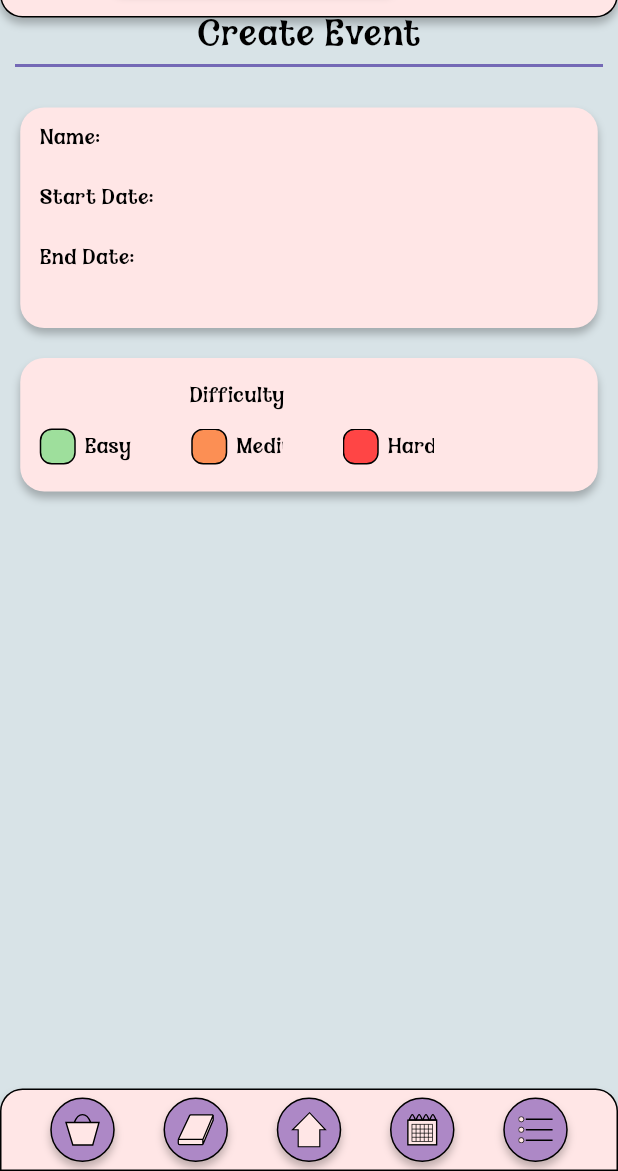
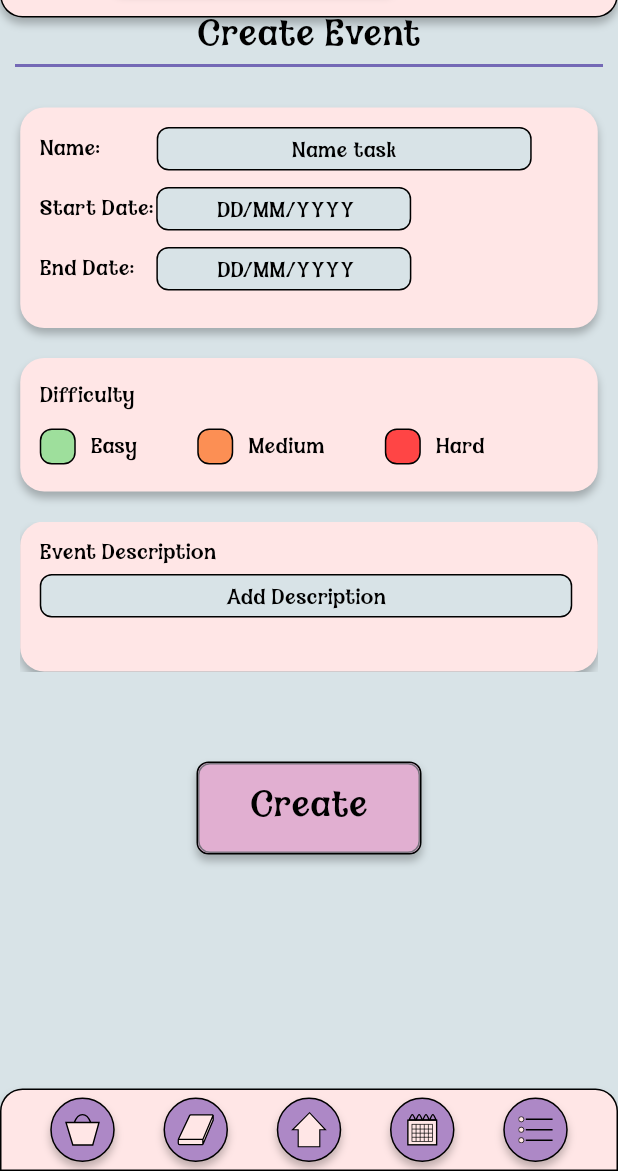
Before and after one commit to nspyrop03/hocus_focus, a Flutter app: the SetTasksPage screen opened directly, on a phone screen of 412 x 824 dp, the part 65-1236 px from its top. Run offline on Flutter 3.47's test engine with Material 3 defaults, Android fonts, the phone set to English and light mode, and no system bars; our stand-ins replace flutter_svg.

Commit message:
finished set task page!!

```diff
--- a/lib/main.dart
+++ b/lib/main.dart
@@ -24,7 +24,7 @@ class MyApp extends StatelessWidget {
         scaffoldBackgroundColor: MyColors.background,
         useMaterial3: true,
       ),
-      home: HomePage()//TestPage()//SetTasksPage()//WelcomePage()
+      home: SetTasksPage()//HomePage()//TestPage()//WelcomePage()
     );
   }
 }
--- a/lib/screens/set_tasks_page.dart
+++ b/lib/screens/set_tasks_page.dart
@@ -19,6 +19,10 @@ class SetTasksPage extends StatelessWidget {
           EventInputWidget(),
           SizedBox(height: 20),
           DifficultyselectionfullWidget(),
+          SizedBox(height: 20),
+          EventdescriptioninputWidget(),
+          SizedBox(height: 60),
+          CreateButtonWidget(text: 'Create')
         ],
       ),
       bottomNavigationBar: BottomBarWidget(),
--- a/lib/widgets/set_tasks_widgets.dart
+++ b/lib/widgets/set_tasks_widgets.dart
@@ -4,8 +4,63 @@ import 'dart:math' as math;
 import 'package:hocus_focus/styles/colors.dart';
 import 'package:hocus_focus/styles/styles.dart';
 import 'package:hocus_focus/widgets/welcome_widgets.dart';
+import 'package:flutter_svg/svg.dart';
+import 'package:flutter/material.dart';
 
-import 'package:flutter/material.dart';
+class InputtextfieldWidget extends StatelessWidget {
+  final String hintText; // Parameter for the hint text
+  final TextEditingController? controller; // Optional controller for text input
+  final double width; // Customizable width
+  final double height; // Customizable height
+
+  // Constructor with optional parameters
+  const InputtextfieldWidget({
+    Key? key,
+    required this.hintText, // This allows different hint text to be passed
+    this.controller, // Optional controller
+    this.width = 280, // Default width if not provided
+    this.height = 29, // Default height if not provided
+  }) : super(key: key);
+
+  @override
+  Widget build(BuildContext context) {
+    return Container(
+      width: width, // Use the customizable width
+      height: height, // Use the customizable height
+      child: Stack(
+        children: <Widget>[
+          Stack(
+            children: [
+              Container(
+                width: width - 30, // Adjust the width to match the container minus padding
+                height: height,
+                decoration: BoxDecoration(
+                  borderRadius: MyStyles.roundBox8,
+                  color: MyColors.background,
+                  border: MyStyles.borderAll1,
+                ),
+              ),
+              SizedBox(
+                width: width - 30, // Adjust the width for the text field
+                height: height - 7, // Adjust the height of the text field
+                child: TextField(
+                  controller: controller, // Use the controller if provided
+                  decoration: InputDecoration(
+                    border: InputBorder.none,
+                    hintText: hintText, // Use the hintText passed to the widget
+                    hintStyle: MyStyles.magic14,
+                  ),
+                  style: MyStyles.magic14,
+                  textAlign: TextAlign.center,
+                ),
+              ),
+            ],
+          ),
+        ],
+      ),
+    );
+  }
+}
 
 class EventInputWidget extends StatelessWidget {
   @override
@@ -28,12 +83,7 @@ class EventInputWidget extends StatelessWidget {
                       bottomLeft: Radius.circular(16),
                       bottomRight: Radius.circular(16),
                     ),
-                    boxShadow: [
-                      BoxShadow(
-                          color: Color.fromRGBO(0, 0, 0, 0.25),
-                          offset: Offset(0, 4),
-                          blurRadius: 4)
-                    ],
+                    boxShadow: [MyStyles.boxShadowBasic],
                     color: Color.fromRGBO(255, 230, 230, 1),
                   ))),
           Positioned(
@@ -51,6 +101,7 @@ class EventInputWidget extends StatelessWidget {
                       style: MyStyles.magic14,
                     ),
                     SizedBox(width: 15),
+                    InputtextfieldWidget(hintText: "DD/MM/YYYY", width: 200, height: 29,),
                   ],
                 ),
               )),
@@ -66,6 +117,7 @@ class EventInputWidget extends StatelessWidget {
                     Text('Start Date:',
                         textAlign: TextAlign.center, style: MyStyles.magic14),
                     SizedBox(width: 2),
+                    InputtextfieldWidget(hintText: "DD/MM/YYYY",  width: 200, height: 29,),
                   ],
                 ),
               )),
@@ -81,21 +133,32 @@ class EventInputWidget extends StatelessWidget {
                     Text('Name:',
                         textAlign: TextAlign.center, style: MyStyles.magic14),
                     SizedBox(width: 38),
+                    InputtextfieldWidget(hintText: "Name task",)
                   ],
                 ),
               )),
         ]));
   }
 }
+/**/
 
-class DifficultyselectionfullWidget extends StatelessWidget {
+class DifficultyselectionfullWidget extends StatefulWidget {
+  @override
+  _DifficultyselectionfullWidgetState createState() =>
+      _DifficultyselectionfullWidgetState();
+}
+
+class _DifficultyselectionfullWidgetState
+    extends State<DifficultyselectionfullWidget> {
+  String selectedDifficulty = ''; // Tracks the selected difficulty
+
   @override
   Widget build(BuildContext context) {
-    // Figma Flutter Generator DifficultyselectionfullWidget - INSTANCE
     return Container(
       width: 385,
       height: 89,
-        child: Stack(children: <Widget>[
+      child: Stack(
+        children: <Widget>[
           Positioned(
             top: 0,
             left: 0,
@@ -109,25 +172,25 @@ class DifficultyselectionfullWidget extends StatelessWidget {
                   bottomLeft: Radius.circular(16),
                   bottomRight: Radius.circular(16),
                 ),
-                    boxShadow: [
-                      BoxShadow(
-                          color: Color.fromRGBO(0, 0, 0, 0.25),
-                          offset: Offset(0, 4),
-                          blurRadius: 4)
-                    ],
+                boxShadow: [MyStyles.boxShadowBasic],
                 color: Color.fromRGBO(255, 230, 230, 1),
-                  ))),
+              ),
+            ),
+          ),
           Positioned(
             top: 18,
-              left: 13,
+            left: 13, // Position the "Difficulty" label from the left edge
             child: Container(
               decoration: BoxDecoration(),
               padding: EdgeInsets.symmetric(horizontal: 0, vertical: 0),
               child: Column(
                 mainAxisSize: MainAxisSize.min,
+                crossAxisAlignment: CrossAxisAlignment.start, // Align the text to the left
                 children: <Widget>[
-                    Text('Difficulty',
-                        textAlign: TextAlign.left, style: MyStyles.magic14),
+                  Text(
+                    'Difficulty',
+                    style: MyStyles.magic14,
+                  ),
                   SizedBox(height: 15),
                   Container(
                     decoration: BoxDecoration(),
@@ -138,58 +201,98 @@ class DifficultyselectionfullWidget extends StatelessWidget {
                         DifficultySelectionWidget(
                           difficultyText: 'Easy',
                           bulletColor: MyColors.easyOff,
+                          selectedColor: MyColors.accept,
+                          svgTickPath: 'assets/images/vector27.svg',
+                          isSelected: selectedDifficulty == 'Easy',
+                          onTap: () {
+                            setState(() {
+                              selectedDifficulty = 'Easy';
+                            });
+                          },
                         ),
                         SizedBox(width: 40),
                         DifficultySelectionWidget(
                           difficultyText: 'Medium',
                           bulletColor: MyColors.mediumOff,
+                          selectedColor: MyColors.mediumOn,
+                          svgTickPath: 'assets/images/vector27.svg',
+                          isSelected: selectedDifficulty == 'Medium',
+                          onTap: () {
+                            setState(() {
+                              selectedDifficulty = 'Medium';
+                            });
+                          },
                         ),
                         SizedBox(width: 40),
                         DifficultySelectionWidget(
                           difficultyText: 'Hard',
                           bulletColor: MyColors.hardOff,
+                          selectedColor: MyColors.hardOn,
+                          svgTickPath: 'assets/images/vector27.svg',
+                          isSelected: selectedDifficulty == 'Hard',
+                          onTap: () {
+                            setState(() {
+                              selectedDifficulty = 'Hard';
+                            });
+                          },
                         ),
                       ],
                     ),
                   ),
                 ],
               ),
-              )),
-        ]));
+            ),
+          ),
+        ],
+      ),
+    );
   }
 }
-
 class DifficultySelectionWidget extends StatelessWidget {
   final String difficultyText;
   final Color bulletColor;
+  final Color selectedColor;
+  final String svgTickPath;
+  final bool isSelected; // New parameter to determine if this widget is selected
+  final VoidCallback onTap; // Callback when the widget is tapped
 
-  DifficultySelectionWidget({
+  const DifficultySelectionWidget({
+    Key? key,
     required this.difficultyText,
     required this.bulletColor,
-  });
+    required this.selectedColor,
+    required this.svgTickPath,
+    required this.isSelected, // Pass isSelected to track if this difficulty is selected
+    required this.onTap, // Pass onTap callback
+  }) : super(key: key);
 
   @override
   Widget build(BuildContext context) {
-    return Container(
-      width: 61,
-      height: 24,
-      child: Stack(
-        children: <Widget>[
-          Positioned(
-            top: 0,
-            left: 0,
-            child: TaskBulletButtonWidget(
-              color: bulletColor, // Pass the color for the bullet
+    return GestureDetector(
+      onTap: onTap, // Call the onTap callback when clicked
+      child: Row(
+        children: [
+          Stack(
+            alignment: Alignment.center,
+            children: [
+              // Bullet button with dynamic color
+              TaskBulletButtonWidget(
+                color: isSelected ? selectedColor : bulletColor,
               ),
+              // Tick icon, visible only when selected
+              if (isSelected)
+                SvgPicture.asset(
+                  svgTickPath, // Path to your SVG file
+                  width: 16, // Adjust width as needed
+                  height: 16, // Adjust height as needed
                 ),
-          Positioned(
-            top: 5,
-            left: 30,
-            child: Text(
-              difficultyText, // Use the dynamic text
-              textAlign: TextAlign.center,
+            ],
+          ),
+          SizedBox(width: 10), // Space between bullet and text
+          // Text for difficulty
+          Text(
+            difficultyText,
             style: MyStyles.magic14,
-            ),
           ),
         ],
       ),
@@ -211,7 +314,7 @@ class TaskBulletButtonWidget extends StatelessWidget {
       height: 24,
       decoration: BoxDecoration(
         borderRadius: BorderRadius.circular(8),
-        color: color, // Use the dynamic color
+        color: color,
         border: Border.all(
           color: Color.fromRGBO(0, 0, 0, 1),
           width: 1,
@@ -220,3 +323,37 @@ class TaskBulletButtonWidget extends StatelessWidget {
     );
   }
 }
+
+class EventdescriptioninputWidget extends StatelessWidget {
+  @override
+  Widget build(BuildContext context) {
+    // Figma Flutter Generator EventinputWidget - INSTANCE
+    return Container(
+        width: 385,
+        height: 100,
+        child: Stack(children: <Widget>[
+          Positioned(
+              top: 0,
+              left: 0,
+              child: Container(
+                  width: 385,
+                  height: 100,
+                  decoration: BoxDecoration(
+                    borderRadius: BorderRadius.only(
+                      topLeft: Radius.circular(16),
+                      topRight: Radius.circular(16),
+                      bottomLeft: Radius.circular(16),
+                      bottomRight: Radius.circular(16),
+                    ),
+                    boxShadow: [MyStyles.boxShadowBasic],
+                    color: Color.fromRGBO(255, 230, 230, 1),
+                  ))),
+          Positioned(top: 35, left: 13, child: InputtextfieldWidget(hintText: "Add Description",  width: 385, height: 29,)),
+          Positioned(
+              top: 14,
+              left: 13,
+              child: Text('Event Description',
+                  textAlign: TextAlign.left, style: MyStyles.magic14)),
+        ]));
+  }
+}
```
Also changed, not shown: assets/images/vector27.svg (added). Lines whose indentation alone changed are shown as unchanged.
